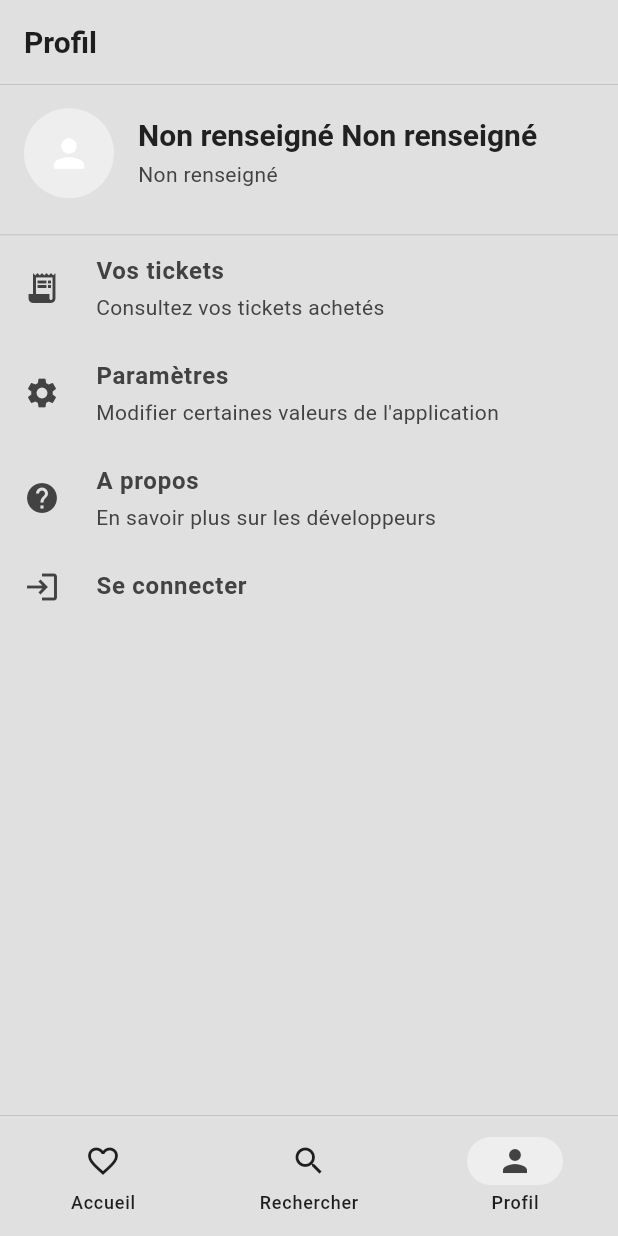
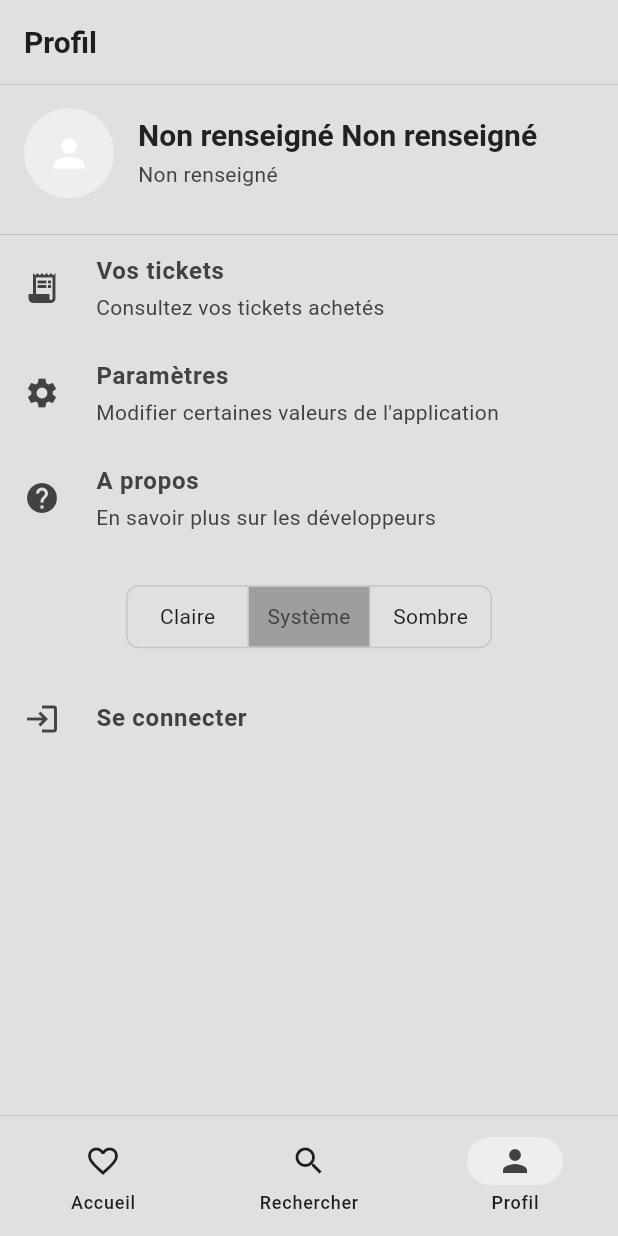
Before and after one commit to peace042005/Tickify, a Flutter app: the screen it shows after launch, item 3 of the bottom bar chosen, on a phone screen of 412 x 824 dp. Run offline on Flutter 3.47's test engine with Material 3 defaults, Android fonts, the phone set to English and light mode, and no system bars; our stand-ins replace dio, fluttertoast, shared_preferences; network calls fail.

Commit message:
Add: Ajout du bouton de changement de thème, modification de la barre de recherche

```diff
--- /dev/null
+++ b/lib/components/theme_settings_widget.dart
@@ -0,0 +1,40 @@
+import 'package:flutter/material.dart';
+import 'package:groupe03_application/themes/theme_provider.dart';
+import 'package:provider/provider.dart';
+
+class ThemeSettingsWidget extends StatelessWidget {
+  const ThemeSettingsWidget({super.key});
+
+  @override
+  Widget build(BuildContext context) {
+    return Consumer<ThemeProvider>(
+      builder: (context, themeProvider, _) {
+        return ToggleButtons(
+          isSelected: [
+            themeProvider.themeMode == ThemeMode.light,
+            themeProvider.themeMode == ThemeMode.system,
+            themeProvider.themeMode == ThemeMode.dark,
+          ],
+          onPressed: (int index) {
+            ThemeMode selectedMode = [
+              ThemeMode.light,
+              ThemeMode.system,
+              ThemeMode.dark,
+            ][index];
+            themeProvider.setThemeMode(selectedMode);
+          },
+          borderRadius: BorderRadius.circular(8),
+          selectedColor: Theme.of(context).colorScheme.onSecondary,
+          fillColor: Theme.of(context).colorScheme.primary,
+          color: Theme.of(context).colorScheme.onSurface,
+          constraints: const BoxConstraints(minHeight: 40, minWidth: 80),
+          children: const [
+            Text('Claire'),
+            Text('Système'),
+            Text('Sombre'),
+          ],
+        );
+      },
+    );
+  }
+}
--- a/lib/data/dio_instande.dart
+++ b/lib/data/dio_instande.dart
@@ -2,7 +2,7 @@ import 'package:dio/dio.dart';
 
 Dio configureDio() {
   final options = BaseOptions(
-    baseUrl: 'https://7b67-156-0-212-28.ngrok-free.app/api/v1/',
+    baseUrl: 'https://40cf-156-0-214-14.ngrok-free.app/api/v1/',
     connectTimeout: const Duration(seconds: 30),
     receiveTimeout: const Duration(seconds: 30),
     headers: {
--- a/lib/main.dart
+++ b/lib/main.dart
@@ -1,13 +1,20 @@
 import 'package:flutter/material.dart';
 import 'package:groupe03_application/main_wrapper.dart';
+import 'package:groupe03_application/themes/theme_provider.dart';
 import 'package:shared_preferences/shared_preferences.dart';
 import 'package:groupe03_application/themes/themes.dart';
+import 'package:provider/provider.dart';
 
 void main() async {
   WidgetsFlutterBinding.ensureInitialized();
   final sharedPreferences = await SharedPreferences.getInstance();
   String token = sharedPreferences.getString("token") ?? "";
-  runApp(MyApp(token: token));
+  runApp(
+    ChangeNotifierProvider(
+      create: (context) => ThemeProvider(),
+      child: MyApp(token: token),
+    ),
+  );
 }
 
 class MyApp extends StatelessWidget {
@@ -17,13 +24,16 @@ class MyApp extends StatelessWidget {
   // This widget is the root of your application.
   @override
   Widget build(BuildContext context) {
-    return MaterialApp(
-      debugShowCheckedModeBanner: false,
-      theme: lightTheme,
-      darkTheme: darkTheme,
-      themeMode: ThemeMode.system,
-      // home: token == "" ? const Register() : const Register(),
-      home: const MainWrapper(),
+    return Consumer<ThemeProvider>(
+      builder: (context, themeProvider, _) {
+        return MaterialApp(
+          debugShowCheckedModeBanner: false,
+          theme: lightTheme,
+          darkTheme: darkTheme,
+          themeMode: themeProvider.themeMode,
+          home: const MainWrapper(),
+        );
+      },
     );
   }
 }
--- a/lib/profil.dart
+++ b/lib/profil.dart
@@ -1,4 +1,5 @@
 import 'package:flutter/material.dart';
+import 'package:groupe03_application/components/theme_settings_widget.dart';
 import 'package:shared_preferences/shared_preferences.dart';
 import 'package:groupe03_application/util/logout.dart';
 
@@ -137,8 +138,8 @@ class _ProfilState extends State<Profil> {
               const SizedBox(height: 8),
               Divider(
                 height: 1,
-                color: Theme.of(context).colorScheme.primary,
-                thickness: 0.3,
+                color: Theme.of(context).colorScheme.onSurface,
+                thickness: 0.1,
               ),
               _buildListItem(
                 title: 'Vos tickets',
@@ -157,6 +158,13 @@ class _ProfilState extends State<Profil> {
                 subtitle: 'En savoir plus sur les développeurs',
                 icon: Icons.help,
                 onTap: () => Navigator.pushNamed(context, '/about'),
+              ),
+              const SizedBox(
+                height: 20,
+              ),
+              const ThemeSettingsWidget(),
+              const SizedBox(
+                height: 20,
               ),
               if (token.isNotEmpty)
                 _buildListItem(
--- /dev/null
+++ b/lib/themes/theme_provider.dart
@@ -0,0 +1,40 @@
+// Create a theme provider using ChangeNotifier
+import 'package:flutter/material.dart';
+import 'package:shared_preferences/shared_preferences.dart';
+
+enum AppThemeMode { light, dark, system }
+
+class ThemeProvider with ChangeNotifier {
+  static const String _themeKey = 'theme_mode';
+  late SharedPreferences _prefs;
+
+  ThemeMode _themeMode = ThemeMode.system;
+
+  ThemeMode get themeMode => _themeMode;
+
+  ThemeProvider() {
+    _loadThemeMode();
+  }
+
+  Future<void> _loadThemeMode() async {
+    _prefs = await SharedPreferences.getInstance();
+    final savedThemeMode = _prefs.getString(_themeKey);
+    if (savedThemeMode != null) {
+      _themeMode = _themeModeFromString(savedThemeMode);
+      notifyListeners();
+    }
+  }
+
+  Future<void> setThemeMode(ThemeMode mode) async {
+    _themeMode = mode;
+    await _prefs.setString(_themeKey, mode.toString());
+    notifyListeners();
+  }
+
+  ThemeMode _themeModeFromString(String value) {
+    return ThemeMode.values.firstWhere(
+      (mode) => mode.toString() == value,
+      orElse: () => ThemeMode.system,
+    );
+  }
+}
--- a/pubspec.yaml
+++ b/pubspec.yaml
@@ -40,6 +40,7 @@ dependencies:
   dio: ^5.7.0
   shared_preferences: ^2.3.3
   intl: ^0.20.2
+  provider: ^6.1.2
 
 dev_dependencies:
   flutter_test:
```
Also changed, not shown: lib/home.dart (+21 -1 lines), lib/recherche.dart (+19 -12 lines), pubspec.lock.
